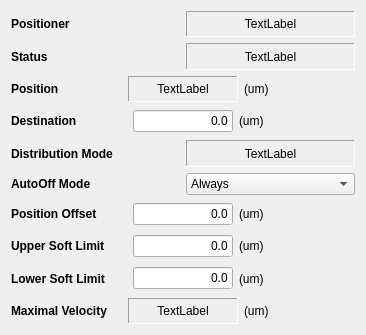
Old version of the form cls/applications/pyStxm/bl_configs/pixelator_common/positioner_detail.ui in the repository Canadian-Light-Source/pyStxm.
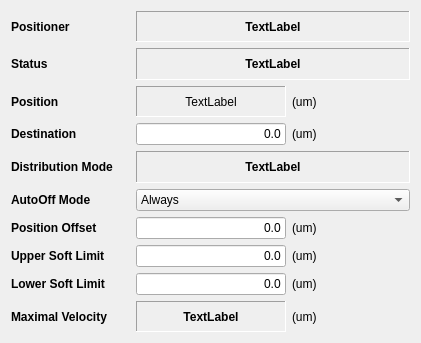
New version of the form.

Diff of the .ui file:
```diff
--- a/cls/applications/pyStxm/bl_configs/pixelator_common/positioner_detail.ui
+++ b/cls/applications/pyStxm/bl_configs/pixelator_common/positioner_detail.ui
@@ -1,22 +1,28 @@
 <?xml version="1.0" encoding="UTF-8"?>
 <ui version="4.0">
- <class>Dialog</class>
- <widget class="QDialog" name="Dialog">
+ <class>Form</class>
+ <widget class="QWidget" name="Form">
   <property name="geometry">
    <rect>
     <x>0</x>
     <y>0</y>
-    <width>366</width>
-    <height>335</height>
+    <width>421</width>
+    <height>343</height>
    </rect>
   </property>
+  <property name="minimumSize">
+   <size>
+    <width>421</width>
+    <height>343</height>
+   </size>
+  </property>
   <property name="windowTitle">
    <string>Positioner Details</string>
   </property>
   <layout class="QVBoxLayout" name="verticalLayout">
    <item>
-    <layout class="QHBoxLayout" name="horizontalLayout_2">
-     <item>
+    <layout class="QGridLayout" name="gridLayout">
+     <item row="0" column="0">
       <widget class="QLabel" name="label">
        <property name="font">
         <font>
@@ -29,11 +35,17 @@
        </property>
       </widget>
      </item>
-     <item>
+     <item row="0" column="1" colspan="2">
       <widget class="QLabel" name="posnerNameLbl">
        <property name="enabled">
         <bool>true</bool>
        </property>
+       <property name="font">
+        <font>
+         <weight>75</weight>
+         <bold>true</bold>
+        </font>
+       </property>
        <property name="frameShape">
         <enum>QFrame::Panel</enum>
        </property>
@@ -48,11 +60,7 @@
        </property>
       </widget>
      </item>
-    </layout>
-   </item>
-   <item>
-    <layout class="QHBoxLayout" name="horizontalLayout_3">
-     <item>
+     <item row="1" column="0">
       <widget class="QLabel" name="label_2">
        <property name="font">
         <font>
@@ -65,11 +73,17 @@
        </property>
       </widget>
      </item>
-     <item>
+     <item row="1" column="1" colspan="2">
       <widget class="QLabel" name="statusLbl">
        <property name="enabled">
         <bool>true</bool>
        </property>
+       <property name="font">
+        <font>
+         <weight>75</weight>
+         <bold>true</bold>
+        </font>
+       </property>
        <property name="frameShape">
         <enum>QFrame::Panel</enum>
        </property>
@@ -84,11 +98,7 @@
        </property>
       </widget>
      </item>
-    </layout>
-   </item>
-   <item>
-    <layout class="QHBoxLayout" name="horizontalLayout_4">
-     <item>
+     <item row="2" column="0">
       <widget class="QLabel" name="label_3">
        <property name="font">
         <font>
@@ -101,7 +111,7 @@
        </property>
       </widget>
      </item>
-     <item>
+     <item row="2" column="1">
       <widget class="QLabel" name="posFbkLbl">
        <property name="enabled">
         <bool>true</bool>
@@ -120,18 +130,14 @@
        </property>
       </widget>
      </item>
-     <item>
-      <widget class="QLabel" name="posnerUnitsLbl">
+     <item row="2" column="2">
+      <widget class="QLabel" name="posnerUnitsLbl_1">
        <property name="text">
         <string>(um)</string>
        </property>
       </widget>
      </item>
-    </layout>
-   </item>
-   <item>
-    <layout class="QHBoxLayout" name="horizontalLayout_5">
-     <item>
+     <item row="3" column="0">
       <widget class="QLabel" name="label_4">
        <property name="font">
         <font>
@@ -144,11 +150,11 @@
        </property>
       </widget>
      </item>
-     <item>
+     <item row="3" column="1">
       <widget class="QLineEdit" name="setpointFld">
        <property name="maximumSize">
         <size>
-         <width>100</width>
+         <width>150</width>
          <height>16777215</height>
         </size>
        </property>
@@ -160,18 +166,14 @@
        </property>
       </widget>
      </item>
-     <item>
+     <item row="3" column="2">
       <widget class="QLabel" name="posnerUnitsLbl_2">
        <property name="text">
         <string>(um)</string>
        </property>
       </widget>
      </item>
-    </layout>
-   </item>
-   <item>
-    <layout class="QHBoxLayout" name="horizontalLayout_6">
-     <item>
+     <item row="4" column="0">
       <widget class="QLabel" name="label_5">
        <property name="font">
         <font>
@@ -184,11 +186,17 @@
        </property>
       </widget>
      </item>
-     <item>
+     <item row="4" column="1" colspan="2">
       <widget class="QLabel" name="distModeLbl">
        <property name="enabled">
         <bool>true</bool>
        </property>
+       <property name="font">
+        <font>
+         <weight>75</weight>
+         <bold>true</bold>
+        </font>
+       </property>
        <property name="frameShape">
         <enum>QFrame::Panel</enum>
        </property>
@@ -203,11 +211,7 @@
        </property>
       </widget>
      </item>
-    </layout>
-   </item>
-   <item>
-    <layout class="QHBoxLayout" name="horizontalLayout_7">
-     <item>
+     <item row="5" column="0">
       <widget class="QLabel" name="label_6">
        <property name="font">
         <font>
@@ -220,7 +224,7 @@
        </property>
       </widget>
      </item>
-     <item>
+     <item row="5" column="1" colspan="2">
       <widget class="QComboBox" name="autoOnOffComboBox">
        <item>
         <property name="text">
@@ -249,11 +253,7 @@
        </item>
       </widget>
      </item>
-    </layout>
-   </item>
-   <item>
-    <layout class="QHBoxLayout" name="horizontalLayout_8">
-     <item>
+     <item row="6" column="0">
       <widget class="QLabel" name="label_7">
        <property name="font">
         <font>
@@ -266,11 +266,11 @@
        </property>
       </widget>
      </item>
-     <item>
+     <item row="6" column="1">
       <widget class="QLineEdit" name="posOffsetFld">
        <property name="maximumSize">
         <size>
-         <width>100</width>
+         <width>150</width>
          <height>16777215</height>
         </size>
        </property>
@@ -282,18 +282,14 @@
        </property>
       </widget>
      </item>
-     <item>
+     <item row="6" column="2">
       <widget class="QLabel" name="posnerUnitsLbl_3">
        <property name="text">
         <string>(um)</string>
        </property>
       </widget>
      </item>
-    </layout>
-   </item>
-   <item>
-    <layout class="QHBoxLayout" name="horizontalLayout_9">
-     <item>
+     <item row="7" column="0">
       <widget class="QLabel" name="label_8">
        <property name="font">
         <font>
@@ -306,11 +302,11 @@
        </property>
       </widget>
      </item>
-     <item>
+     <item row="7" column="1">
       <widget class="QLineEdit" name="upperSoftLimFld">
        <property name="maximumSize">
         <size>
-         <width>100</width>
+         <width>150</width>
          <height>16777215</height>
         </size>
        </property>
@@ -322,18 +318,14 @@
        </property>
       </widget>
      </item>
-     <item>
+     <item row="7" column="2">
       <widget class="QLabel" name="posnerUnitsLbl_4">
        <property name="text">
         <string>(um)</string>
        </property>
       </widget>
      </item>
-    </layout>
-   </item>
-   <item>
-    <layout class="QHBoxLayout" name="horizontalLayout_10">
-     <item>
+     <item row="8" column="0">
       <widget class="QLabel" name="label_9">
        <property name="font">
         <font>
@@ -346,11 +338,11 @@
        </property>
       </widget>
      </item>
-     <item>
+     <item row="8" column="1">
       <widget class="QLineEdit" name="lowerSoftLimFld">
        <property name="maximumSize">
         <size>
-         <width>100</width>
+         <width>150</width>
          <height>16777215</height>
         </size>
        </property>
@@ -362,18 +354,14 @@
        </property>
       </widget>
      </item>
-     <item>
+     <item row="8" column="2">
       <widget class="QLabel" name="posnerUnitsLbl_5">
        <property name="text">
         <string>(um)</string>
        </property>
       </widget>
      </item>
-    </layout>
-   </item>
-   <item>
-    <layout class="QHBoxLayout" name="horizontalLayout_11">
-     <item>
+     <item row="9" column="0">
       <widget class="QLabel" name="label_10">
        <property name="font">
         <font>
@@ -386,8 +374,14 @@
        </property>
       </widget>
      </item>
-     <item>
+     <item row="9" column="1">
       <widget class="QLabel" name="maxVeloLbl">
+       <property name="font">
+        <font>
+         <weight>75</weight>
+         <bold>true</bold>
+        </font>
+       </property>
        <property name="frameShape">
         <enum>QFrame::Panel</enum>
        </property>
@@ -402,7 +396,7 @@
        </property>
       </widget>
      </item>
-     <item>
+     <item row="9" column="2">
       <widget class="QLabel" name="posnerUnitsLbl_6">
        <property name="text">
         <string>(um)</string>
```
Left out of the diff: 2 changed lines with no effect on the pictures.
